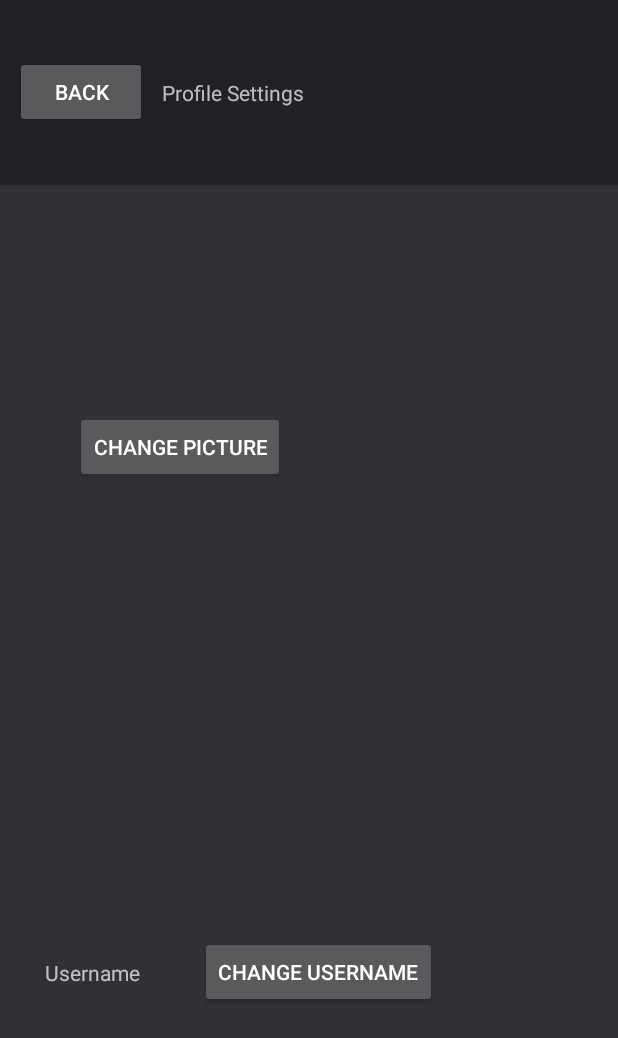
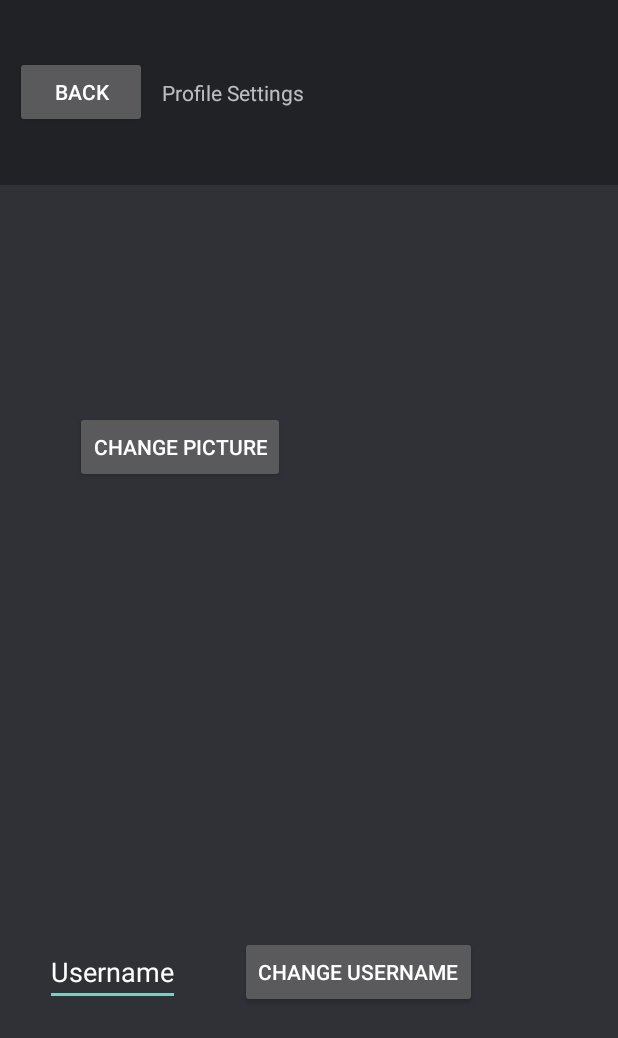
Before and after one commit to rstadler6/ProximityChat, an Android app: the ProfileSettingsActivity screen opened directly, with no data from a screen before it, on a phone screen of 412 x 824 dp. Shown: the top 1038 px of the screen. Run offline under Robolectric (Android 15) with nearby library versions, the phone set to English and light mode, and no system bars; 1 statement that could not run was skipped.

Commit message:
Profile Settings layout

```diff
--- a/app/src/main/java/ch/cmi/proximitychat/activity/ProfileSettingsActivity.kt
+++ b/app/src/main/java/ch/cmi/proximitychat/activity/ProfileSettingsActivity.kt
@@ -1,21 +1,31 @@
 package ch.cmi.proximitychat.activity
 
+import android.content.Context
 import androidx.appcompat.app.AppCompatActivity
 import android.os.Bundle
 import android.view.View
+import android.widget.ImageView
+import android.widget.TextView
 import ch.cmi.proximitychat.R
 
 class ProfileSettingsActivity : AppCompatActivity() {
+    private lateinit var icon: ImageView
+    private lateinit var username: TextView
+    private val prefs = getPreferences(Context.MODE_PRIVATE)
+
     override fun onCreate(savedInstanceState: Bundle?) {
         super.onCreate(savedInstanceState)
         setContentView(R.layout.activity_profile_settings)
+
+        icon = findViewById(R.id.icon)
+        username = findViewById(R.id.username)
     }
 
     fun back (view: View?) {
         finish()
     }
 
-    fun changePicture(view: View?) {
+    fun changeIcon(view: View?) {
 
     }
 
--- a/app/src/main/res/layout/activity_profile_settings.xml
+++ b/app/src/main/res/layout/activity_profile_settings.xml
@@ -46,7 +46,7 @@
             android:orientation="horizontal">
 
             <ImageView
-                android:id="@+id/imageView2"
+                android:id="@+id/icon"
                 android:layout_width="wrap_content"
                 android:layout_height="wrap_content"
                 android:layout_marginHorizontal="20dp"
@@ -58,6 +58,7 @@
                 android:layout_width="wrap_content"
                 android:layout_height="wrap_content"
                 android:layout_gravity="center_vertical"
+                android:onClick="changeIcon"
                 android:text="Change Picture" />
         </LinearLayout>
 
@@ -69,8 +70,8 @@
             android:layout_marginHorizontal="10dp"
             android:orientation="horizontal">
 
-            <TextView
-                android:id="@+id/textView5"
+            <EditText
+                android:id="@+id/username"
                 android:layout_width="wrap_content"
                 android:layout_height="wrap_content"
                 android:layout_marginHorizontal="20dp"
@@ -83,7 +84,9 @@
                 android:layout_height="wrap_content"
                 android:layout_marginHorizontal="20dp"
                 android:layout_gravity="center"
+                android:onClick="changeUsername"
                 android:text="Change Username" />
+
         </LinearLayout>
     </LinearLayout>
 </androidx.constraintlayout.widget.ConstraintLayout>
```
